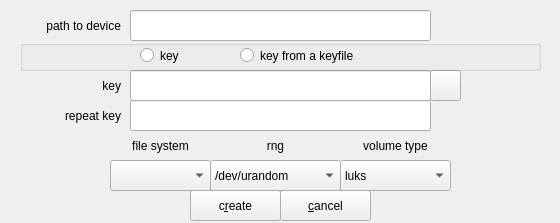
The window that zuluCrypt-gui/createpartition.ui (mhogomchungu/zuluCrypt) describes before a commit, drawn with Qt 5.
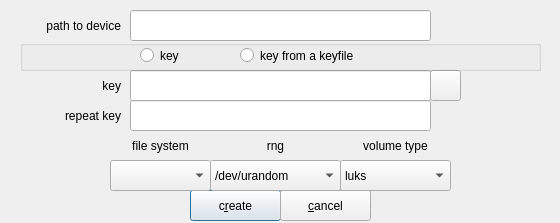
The same window after the commit.

Commit message: finally, a missing puzzle is discovered,there are differences btw QDialog/QWidget and QMainWindow and QWidget

Patch:
```diff
--- a/zuluCrypt-gui/createpartition.ui
+++ b/zuluCrypt-gui/createpartition.ui
@@ -1,7 +1,7 @@
 <?xml version="1.0" encoding="UTF-8"?>
 <ui version="4.0">
  <class>createpartition</class>
- <widget class="QWidget" name="createpartition">
+ <widget class="QDialog" name="createpartition">
   <property name="windowModality">
    <enum>Qt::ApplicationModal</enum>
   </property>
@@ -55,10 +55,10 @@
     <string>c&amp;reate</string>
    </property>
    <property name="autoDefault">
-    <bool>false</bool>
+    <bool>true</bool>
    </property>
    <property name="default">
-    <bool>false</bool>
+    <bool>true</bool>
    </property>
   </widget>
   <widget class="QPushButton" name="pbCancel">
```
The commit also changes 45 other files.
